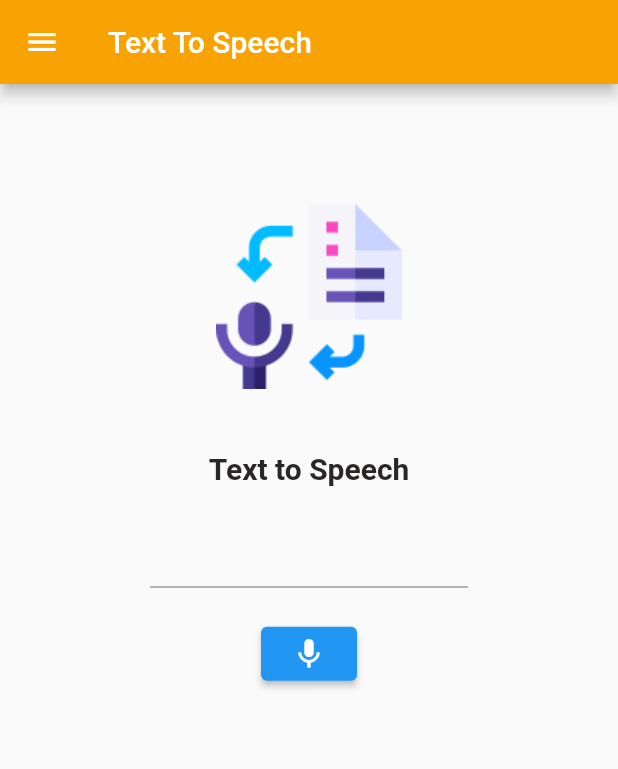
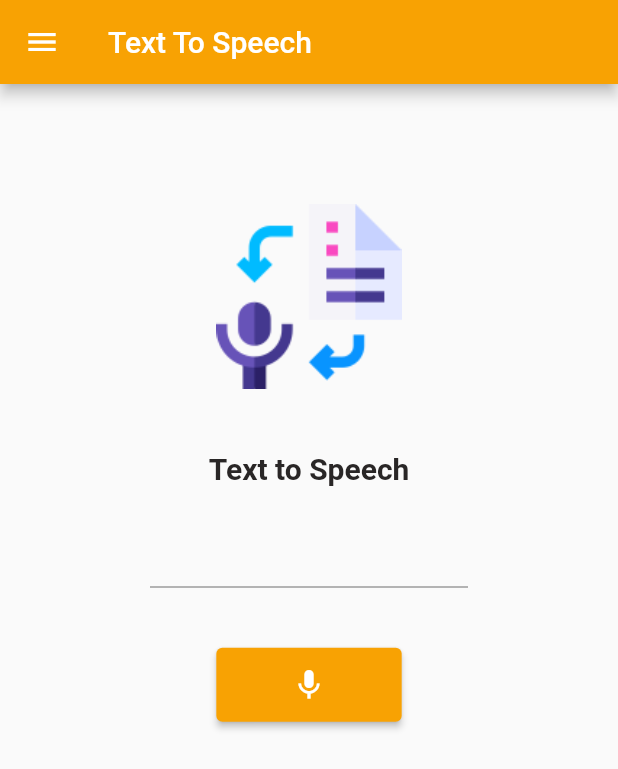
Before and after one commit to sambhavnrana/Advanced-Text-To-Speech, a Flutter app: the TextToSpeech screen opened directly, on a phone screen of 412 x 824 dp. Shown: the top 769 px of the screen. Run offline on Flutter 3.47's test engine with Material 2 defaults, Android fonts, the phone set to English and light mode, and no system bars; our stand-ins replace avatar_glow, flutter_tts, speech_to_text.

Commit message:
Updated text-to-speech UI

```diff
--- a/lib/Pages/Auth/text_to_speech.dart
+++ b/lib/Pages/Auth/text_to_speech.dart
@@ -58,7 +58,8 @@ class TextToSpeech extends StatelessWidget {
             ],
           ),
         ),
-        body: SafeArea(
+        body: SingleChildScrollView(
+          child: SafeArea(
               child: Padding(
                   padding: const EdgeInsets.fromLTRB(100, 80, 100, 50),
                   child: Center(
@@ -83,17 +84,27 @@ class TextToSpeech extends StatelessWidget {
                           height: 20,
                         ),
                         TextFormField(
+                          minLines: 1,
+                          maxLines: 5,
                           controller: textEditingController,
                         ),
                         const SizedBox(
-                        height: 20,
+                          height: 40,
                         ),
                         ElevatedButton(
+                          style: ButtonStyle(
+                              backgroundColor: MaterialStateProperty.all<Color>(
+                                  ColorSchemes.orangeC),
+                              fixedSize: MaterialStateProperty.all<Size>(Size(
+                                  Responsiveness.screenWidth(context) * 0.30,
+                                  Responsiveness.screenHeight(context) *
+                                      0.06))),
+                          onPressed: () => speak(textEditingController.text),
                           child: const Icon(Icons.mic, color: Colors.white),
-                        onPressed: () => speak(textEditingController.text),
                         ),
                       ],
                     ),
-                ))));
+                  ))),
+        ));
   }
 }
```
Lines whose indentation alone changed are shown as unchanged.
